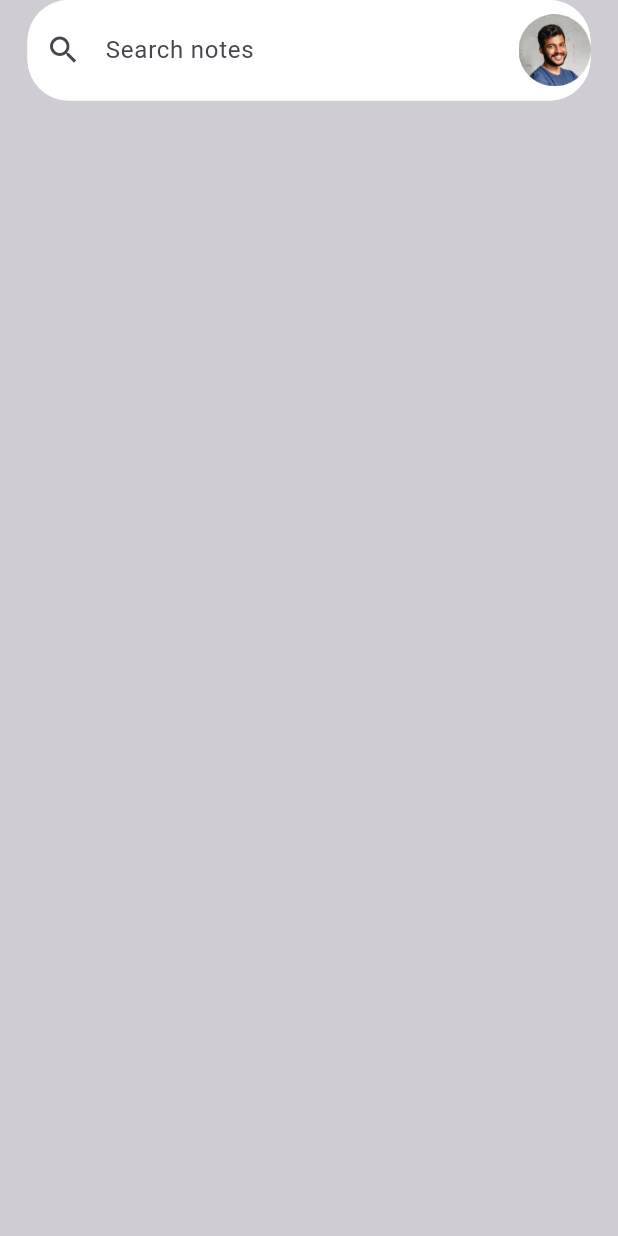
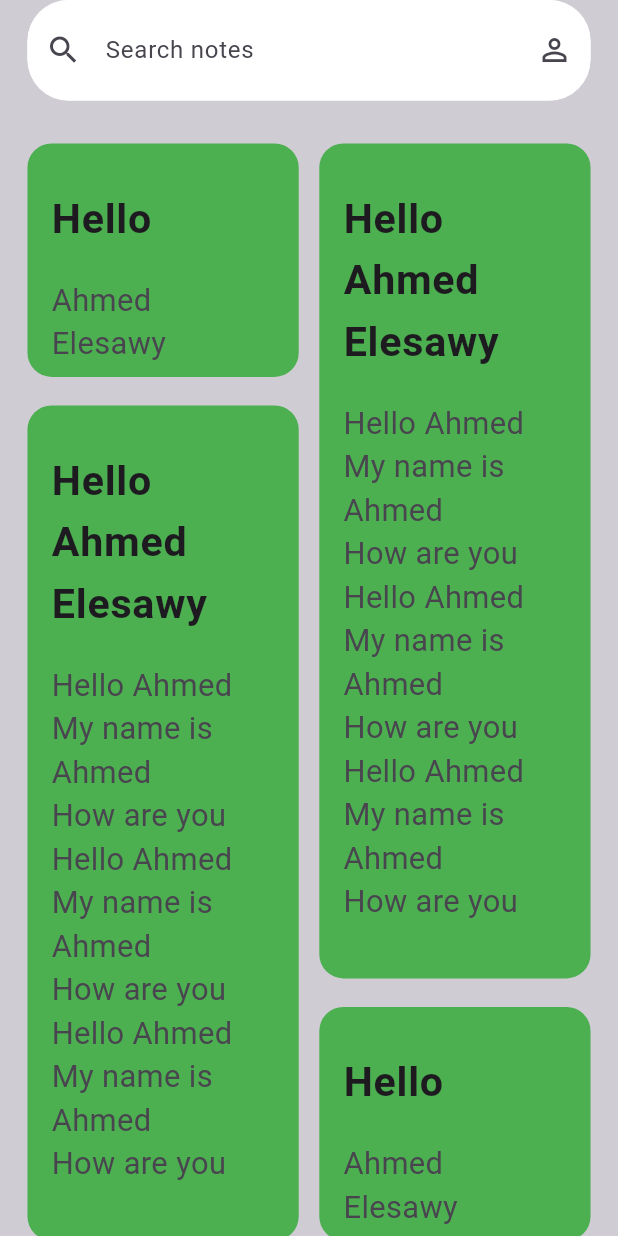
Before and after one commit to Elesawy11/note_app, a Flutter app: the screen it shows after launch, on a phone screen of 412 x 824 dp. Run offline on Flutter 3.47's test engine with Material 3 defaults, Android fonts, the phone set to English and light mode, and no system bars; our stand-ins replace flutter_screenutil.

Commit message:
create not item and masonryGridView

```diff
--- a/lib/core/utils/font_styles.dart
+++ b/lib/core/utils/font_styles.dart
@@ -8,4 +8,12 @@ abstract class FontStyles {
     fontSize: 14.sp,
     fontWeight: FontWeightHelper.regular,
   );
+  static TextStyle font24Bold = TextStyle(
+    fontSize: 24.sp,
+    fontWeight: FontWeightHelper.bold,
+  );
+  static TextStyle font18Regular = TextStyle(
+    fontSize: 18.sp,
+    fontWeight: FontWeightHelper.regular,
+  );
 }
--- a/lib/fatures/home/presentation/views/home_view.dart
+++ b/lib/fatures/home/presentation/views/home_view.dart
@@ -1,6 +1,10 @@
 import 'package:flutter/material.dart';
 import 'package:flutter_screenutil/flutter_screenutil.dart';
-import 'widgets/custom_Text_form_field.dart';
+import 'package:note_app/core/utils/spacere.dart';
+import 'widgets/custom_text_field.dart';
+import 'package:flutter_staggered_grid_view/flutter_staggered_grid_view.dart';
+
+import 'widgets/note_item.dart';
 
 class HomeView extends StatelessWidget {
   const HomeView({super.key});
@@ -14,9 +18,29 @@ class HomeView extends StatelessWidget {
           padding: EdgeInsets.symmetric(horizontal: 16.w),
           child: Column(
             children: [
-              CustomTextFormField(
-                validator: (value) {},
-              )
+              CustomTextField(
+                onChanged: (p0) {},
+              ),
+              verticalSpace(24),
+
+              Expanded(
+                child: MasonryGridView.builder(
+                  gridDelegate:
+                      const SliverSimpleGridDelegateWithFixedCrossAxisCount(
+                    crossAxisCount: 2,
+                  ),
+                  mainAxisSpacing: 16.h,
+                  crossAxisSpacing: 12.w,
+                  itemCount: itemsList.length,
+                  itemBuilder: (context, index) {
+                    return NoteItem(
+                      upText: itemsList[index][0],
+                      downText: itemsList[index][1],
+                    );
+                  },
+                ),
+              ),
+              // NoteItem(),
             ],
           ),
         ),
@@ -24,3 +48,76 @@ class HomeView extends StatelessWidget {
     );
   }
 }
+
+
+
+List<List<String>> itemsList = [
+  [
+    'Hello',
+    'Ahmed Elesawy',
+  ],
+  [
+    'Hello Ahmed Elesawy',
+    '''Hello Ahmed
+My name is Ahmed
+How are you
+Hello Ahmed
+My name is Ahmed
+How are you
+Hello Ahmed
+My name is Ahmed
+How are you
+     ''',
+  ],
+  [
+    'Hello Ahmed Elesawy',
+    '''Hello Ahmed
+My name is Ahmed
+How are you
+Hello Ahmed
+My name is Ahmed
+How are you
+Hello Ahmed
+My name is Ahmed
+How are you
+     ''',
+  ],
+  [
+    'Hello',
+    'Ahmed Elesawy',
+  ],
+  [
+    'Hello',
+    'Ahmed Elesawy',
+  ],
+  [
+    'Hello Ahmed Elesawy',
+    '''Hello Ahmed
+My name is Ahmed
+How are you
+Hello Ahmed
+My name is Ahmed
+How are you
+Hello Ahmed
+My name is Ahmed
+How are you
+     ''',
+  ],
+  [
+    'Hello Ahmed Elesawy',
+    '''Hello Ahmed
+My name is Ahmed
+How are you
+Hello Ahmed
+My name is Ahmed
+How are you
+Hello Ahmed
+My name is Ahmed
+How are you
+     ''',
+  ],
+  [
+    'Hello',
+    'Ahmed Elesawy',
+  ],
+];
--- a/lib/fatures/home/presentation/views/widgets/custom_Text_form_field.dart
+++ b/lib/fatures/home/presentation/views/widgets/custom_text_field.dart
@@ -1,14 +1,16 @@
 import 'package:flutter/material.dart';
 import 'package:flutter_screenutil/flutter_screenutil.dart';
-import 'package:note_app/core/utils/assets.dart';
 import 'package:note_app/core/utils/font_styles.dart';
 
-class CustomTextFormField extends StatelessWidget {
-  const CustomTextFormField({super.key, this.validator});
-final String? Function(String?)? validator;
+class CustomTextField extends StatelessWidget {
+  const CustomTextField({
+    super.key, this.onChanged,
+  });
+final void Function(String)? onChanged;
   @override
   Widget build(BuildContext context) {
-    return TextFormField(
+    return TextField(
+      onChanged: onChanged,
       decoration: InputDecoration(
         fillColor: Colors.white,
         filled: true,
@@ -17,18 +19,13 @@ final String? Function(String?)? validator;
         prefixIcon: const Icon(
           Icons.search_outlined,
         ),
-        suffixIcon: Image.asset(
-          width: 16.r,
-          height: 16.r,
-          Assets.assetsImagesAccount,
-        ),
+        suffixIcon: const Icon(Icons.person_outline),
         contentPadding: EdgeInsets.symmetric(horizontal: 20.w, vertical: 18.h),
         focusedBorder: outLineBorder(),
         enabledBorder: outLineBorder(),
         errorBorder: outLineBorder(),
         focusedErrorBorder: outLineBorder(),
       ),
-      validator: validator,
     );
   }
 
--- /dev/null
+++ b/lib/fatures/home/presentation/views/widgets/note_item.dart
@@ -0,0 +1,42 @@
+import 'package:flutter/material.dart';
+import 'package:flutter_screenutil/flutter_screenutil.dart';
+
+import '../../../../../core/utils/font_styles.dart';
+
+class NoteItem extends StatelessWidget {
+  const NoteItem({
+    super.key,
+    required this.upText,
+    required this.downText,
+  });
+  final String upText, downText;
+  @override
+  Widget build(BuildContext context) {
+    return Container(
+      decoration: BoxDecoration(
+        borderRadius: BorderRadius.circular(16),
+        // color: Color(noteModel.color),
+        color: Colors.green,
+      ),
+      child: Column(
+        crossAxisAlignment: CrossAxisAlignment.end,
+        children: [
+          ListTile(
+            dense: true,
+            title: Padding(
+              padding: EdgeInsets.only(top: 18.h, bottom: 16.h),
+              child: Text(
+                upText,
+                style: FontStyles.font24Bold,
+              ),
+            ),
+            subtitle: Text(
+              downText,
+              style: FontStyles.font18Regular,
+            ),
+          ),
+        ],
+      ),
+    );
+  }
+}
```
Also changed, not shown: pubspec.yaml (+1 -6 lines), pubspec.lock.
